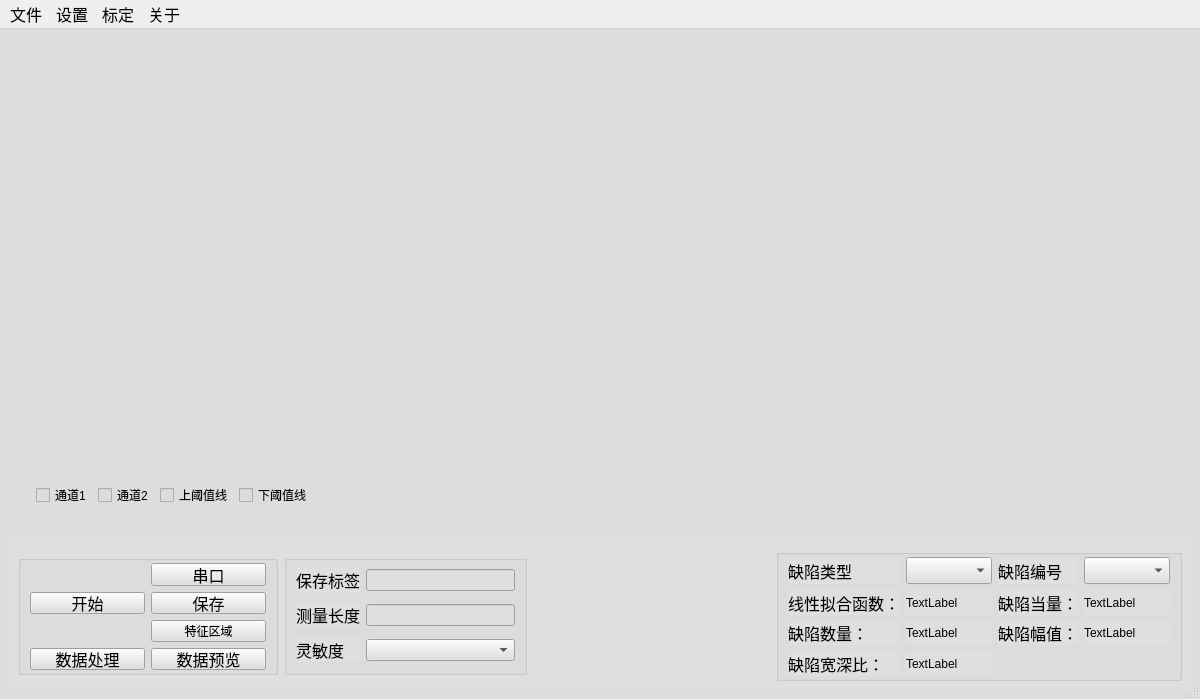
RoboticsKingWay/EMDetect, file mainwindow.ui: the form before one commit.
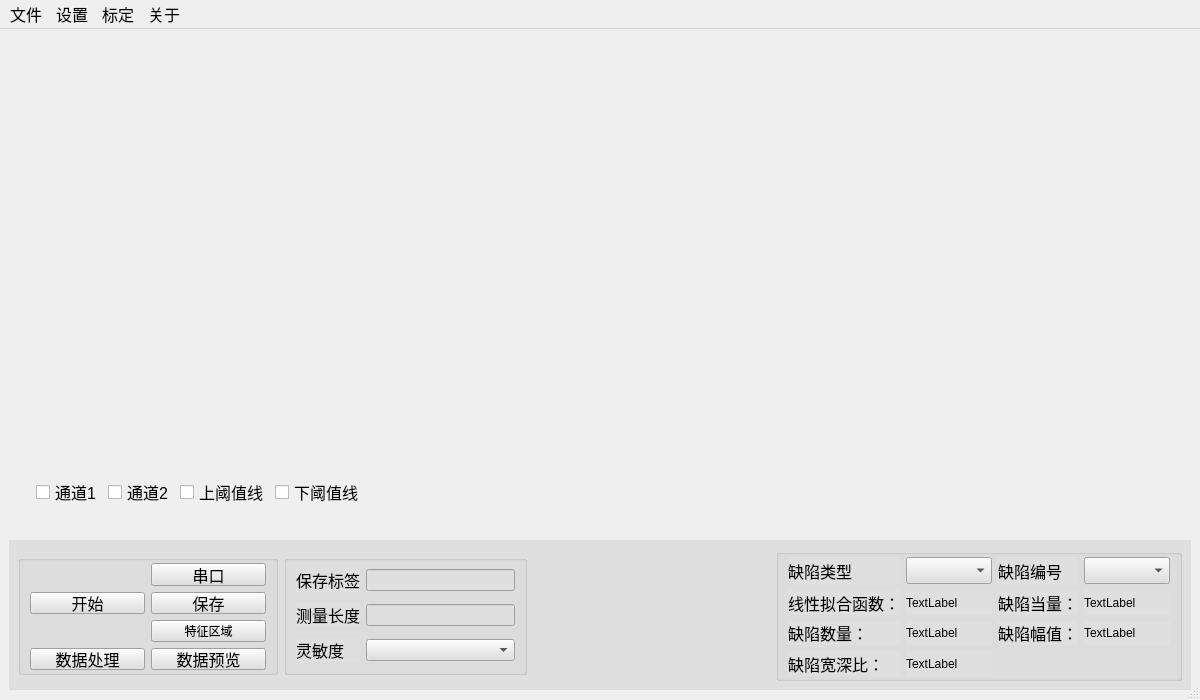
The form after the commit. Icons and pictures are not drawn.

Patch:
```diff
--- a/mainwindow.ui
+++ b/mainwindow.ui
@@ -38,7 +38,7 @@
     </size>
    </property>
    <property name="styleSheet">
-    <string notr="true">background-color:#DDDDDD</string>
+    <string notr="true">/*background-color:#DDDDDD*/</string>
    </property>
    <layout class="QVBoxLayout" name="verticalLayout">
     <item>
```
